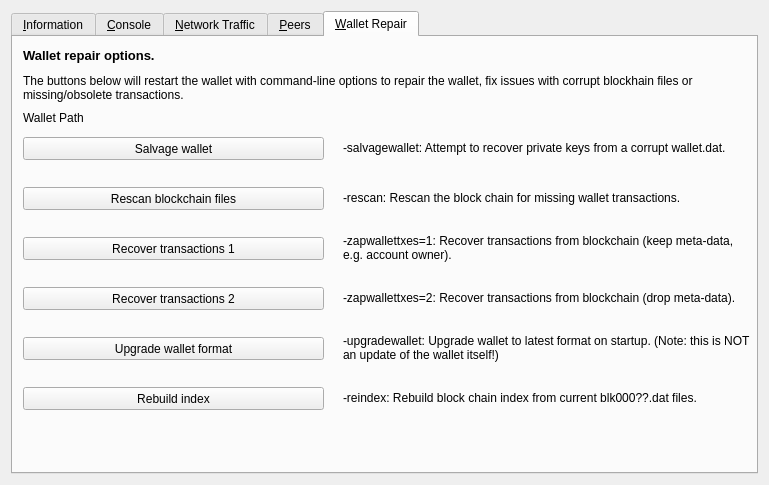
Qt form src/qt/forms/debugwindow.ui (X9Developers/XSN) before a commit.
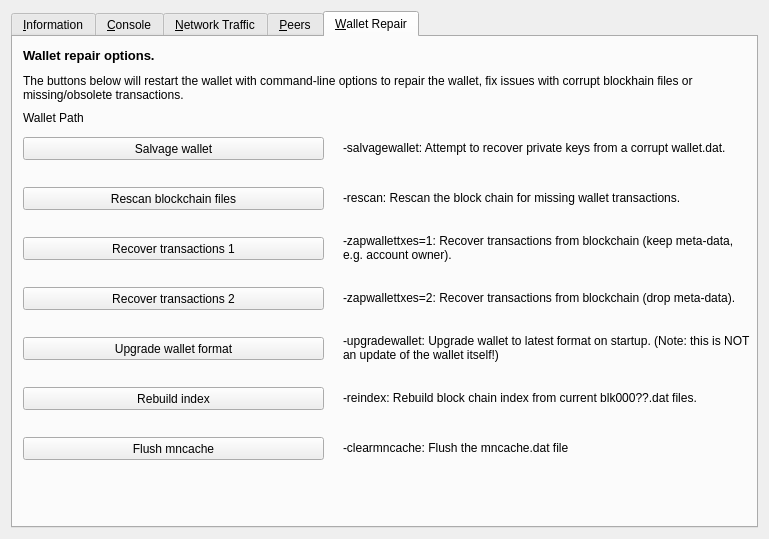
The same form after that commit. The open tabs and pages were chosen to show the change. Icons and pictures are not drawn. Custom widgets are drawn as their Qt base class.

```diff
--- a/src/qt/forms/debugwindow.ui
+++ b/src/qt/forms/debugwindow.ui
@@ -7,7 +7,7 @@
     <x>0</x>
     <y>0</y>
     <width>769</width>
-    <height>485</height>
+    <height>539</height>
    </rect>
   </property>
   <property name="windowTitle">
@@ -1715,6 +1715,35 @@
         <string>Wallet Path</string>
        </property>
       </widget>
+      <widget class="QPushButton" name="btn_flashmncache">
+       <property name="geometry">
+        <rect>
+         <x>10</x>
+         <y>400</y>
+         <width>301</width>
+         <height>23</height>
+        </rect>
+       </property>
+       <property name="text">
+        <string>Flush mncache</string>
+       </property>
+      </widget>
+      <widget class="QLabel" name="label_repair_reindex_2">
+       <property name="geometry">
+        <rect>
+         <x>330</x>
+         <y>390</y>
+         <width>411</width>
+         <height>41</height>
+        </rect>
+       </property>
+       <property name="text">
+        <string>-clearmncache: Flush the mncache.dat file </string>
+       </property>
+       <property name="wordWrap">
+        <bool>true</bool>
+       </property>
+      </widget>
      </widget>
     </widget>
    </item>
```
Left out of the diff: 14 changed lines with no effect on the pictures. Lines whose indentation alone changed are shown as unchanged.
